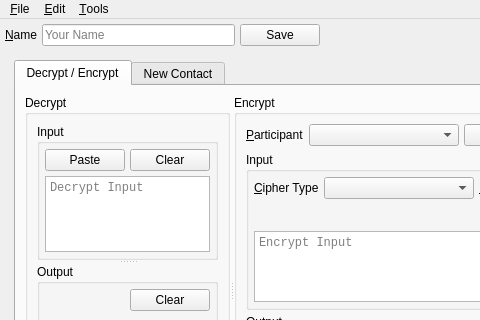
Qt form branches/trunk/UI/spot-on-rosetta.ui (textbrowser/spot-on) before a commit; both pictures show x 0 to 480 and y 0 to 320 of the 650 by 450 pixel window.
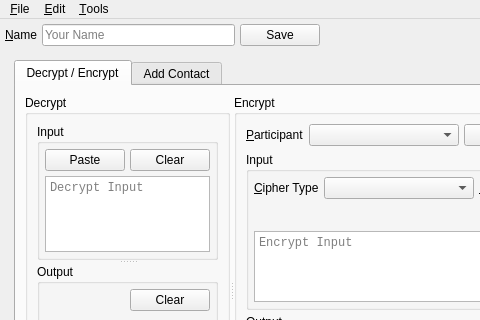
The same form after that commit. Icons and pictures are not drawn.

Patch:
```diff
--- a/branches/trunk/UI/spot-on-rosetta.ui
+++ b/branches/trunk/UI/spot-on-rosetta.ui
@@ -106,7 +106,7 @@
        <property name="geometry">
         <rect>
          <x>0</x>
-         <y>0</y>
+         <y>-236</y>
          <width>888</width>
          <height>561</height>
         </rect>
@@ -673,7 +673,7 @@
           </widget>
           <widget class="QWidget" name="tab_2">
            <attribute name="title">
-            <string>New Contact</string>
+            <string>Add Contact</string>
            </attribute>
            <layout class="QVBoxLayout" name="verticalLayout_6">
             <item>
```
